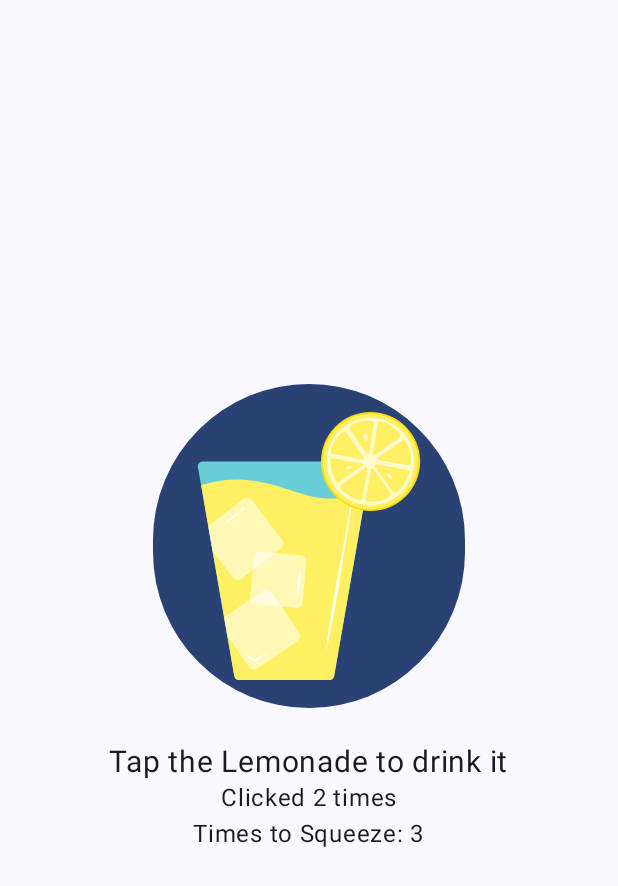
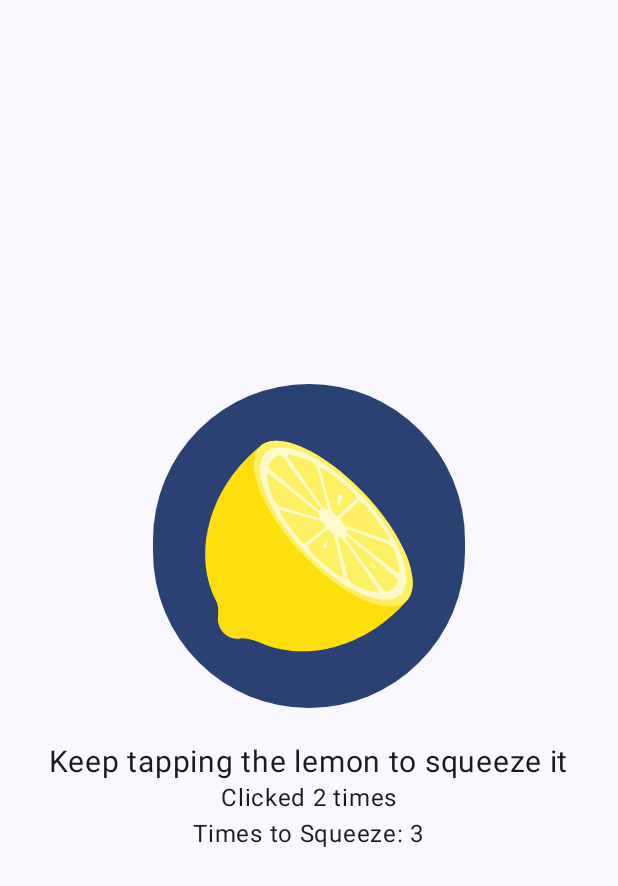
Before and after one commit to gc0rtes/Lemonade, an Android app built with Jetpack Compose: the screen it shows after launch (MainActivity), after a tap on "lemon squeeze", on a phone screen of 412 x 824 dp. Shown: the top 886 px of the screen. Run offline under Robolectric (Android 15) with nearby library versions, the phone set to English and light mode, and no system bars; 1 other tap on this screen came first.

Commit message:
Added squeeze a lemon many times

```diff
--- a/app/src/main/java/com/example/lemonadeapp/MainActivity.kt
+++ b/app/src/main/java/com/example/lemonadeapp/MainActivity.kt
@@ -9,11 +9,9 @@ import androidx.compose.foundation.layout.Column
 import androidx.compose.foundation.layout.Spacer
 import androidx.compose.foundation.layout.fillMaxSize
 import androidx.compose.foundation.layout.height
-import androidx.compose.foundation.layout.padding
 import androidx.compose.foundation.layout.wrapContentSize
 import androidx.compose.material3.Button
 import androidx.compose.material3.MaterialTheme
-import androidx.compose.material3.Scaffold
 import androidx.compose.material3.Surface
 import androidx.compose.material3.Text
 import androidx.compose.runtime.Composable
@@ -23,6 +21,7 @@ import androidx.compose.runtime.remember
 import androidx.compose.runtime.setValue
 import androidx.compose.ui.Alignment
 import androidx.compose.ui.Modifier
+import androidx.compose.ui.graphics.painter.Painter
 import androidx.compose.ui.res.painterResource
 import androidx.compose.ui.res.stringResource
 import androidx.compose.ui.tooling.preview.Preview
@@ -53,53 +52,59 @@ fun LemonadeJuicySteps(
         .fillMaxSize()
         .wrapContentSize(Alignment.Center)
 ) {
-    var image = painterResource(R.drawable.lemon_tree)
+    var image : Painter? = painterResource(R.drawable.lemon_tree)
 
-    var description = stringResource(R.string.tap_the_lemon_tree_to_select_a_lemon)
+    var description : String? = null
 
-    var imageDescription = stringResource(R.string.lemon_tree)
+    var imageDescription : String? = null
 
-    val timesToSqueeze by remember { mutableStateOf((2..4).random()) }
+    var timesToSqueeze by remember { mutableStateOf((2..4).random()) }
 
-    var count by remember {mutableStateOf(0)}
+    var timesClicked by remember {mutableStateOf(0)}
 
-    if (count > (3 + timesToSqueeze)) {
-        count = 0
+        //restarts the flow
+    if (timesClicked >= (3 + timesToSqueeze)) {
+        timesClicked = 0
+        timesToSqueeze = (2..4).random()
+    }
+//handles the timesClicked
+    image = when{
+        timesClicked == 0 -> painterResource(R.drawable.lemon_tree)
+        timesClicked >= 1 && timesClicked < (1 + timesToSqueeze) -> painterResource(R.drawable.lemon_squeeze)
+        timesClicked == (1 + timesToSqueeze) -> painterResource(R.drawable.lemon_drink)
+        timesClicked == (2+ timesToSqueeze) -> painterResource(R.drawable.lemon_restart)
+        else -> painterResource(R.drawable.lemon_restart)
+
     }
 
-    //show images
-    when(count) {
-        0 -> image = painterResource(R.drawable.lemon_tree)
-        1 -> image = painterResource(R.drawable.lemon_squeeze)
-        2 -> image = painterResource(R.drawable.lemon_drink)
-        else -> image = painterResource(R.drawable.lemon_restart)
-    }
 
     //show image description
-    when(count){
-        0 -> imageDescription = stringResource(R.string.lemon_tree)
-        1 -> imageDescription = stringResource(R.string.lemon_squeeze)
-        2 -> imageDescription = stringResource(R.string.lemon_drink)
-        else -> imageDescription = stringResource(R.string.lemon_restart)
+    imageDescription = when {
+        timesClicked == 0 -> stringResource(R.string.lemon_tree)
+        timesClicked >= 1 && timesClicked < (1 + timesToSqueeze) -> stringResource(R.string.lemon_squeeze)
+        timesClicked == (1 + timesToSqueeze) -> stringResource(R.string.lemon_drink)
+        timesClicked == (2+ timesToSqueeze) ->  stringResource(R.string.lemon_restart)
+        else -> stringResource(R.string.lemon_restart)
     }
 
     //show instructions description
-    when(count) {
-        0 -> description = stringResource(R.string.tap_the_lemon_tree_to_select_a_lemon)
-        1 -> description = stringResource(R.string.keep_tapping_the_lemon_to_squeeze_it)
-        2 -> description = stringResource(R.string.tap_the_lemonade_to_drink_it)
-        else -> description = stringResource(R.string.tap_the_empty_glass_to_start_again)
+    description = when {
+        timesClicked == 0 -> stringResource(R.string.tap_the_lemon_tree_to_select_a_lemon)
+        timesClicked >= 1 && timesClicked < (1 + timesToSqueeze) -> stringResource(R.string.keep_tapping_the_lemon_to_squeeze_it)
+        timesClicked == (1 + timesToSqueeze) -> stringResource(R.string.tap_the_lemonade_to_drink_it)
+        timesClicked == (2+ timesToSqueeze) -> stringResource(R.string.tap_the_empty_glass_to_start_again)
+        else -> stringResource(R.string.tap_the_empty_glass_to_start_again)
     }
 
     Column(
         modifier = modifier,
         horizontalAlignment = Alignment.CenterHorizontally
     ) {
-        Button(onClick = { count++ }) {
+        Button(onClick = { timesClicked++ }) {
             Image(
                 painter = image,
-                contentDescription = imageDescription,
-                )
+                contentDescription = imageDescription
+            )
 
         }
 
@@ -113,7 +118,7 @@ fun LemonadeJuicySteps(
             fontSize = 20.sp
         )
         Text (
-            text = "Clicked $count times"
+            text = "Clicked $timesClicked times"
         )
         Text (
             text = "Times to Squeeze: $timesToSqueeze"
```
